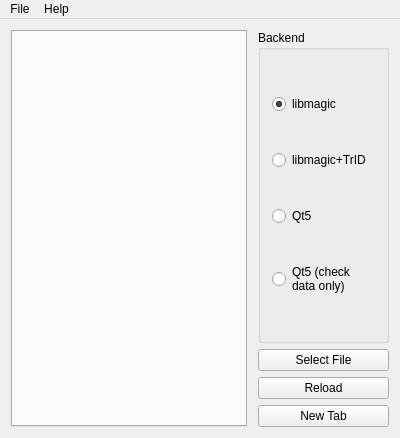
Old version of the form fileinsight.ui in the repository jlu5/FileInsight.
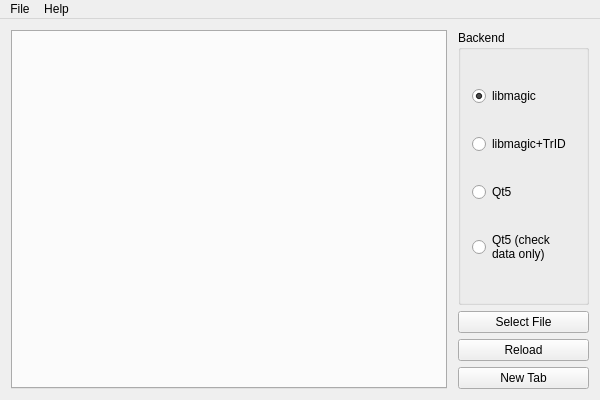
New version of the form.

Commit message: Adjust default window size & min. size for icon display

What changed in the file:
```diff
--- a/fileinsight.ui
+++ b/fileinsight.ui
@@ -6,8 +6,8 @@
    <rect>
     <x>0</x>
     <y>0</y>
-    <width>400</width>
-    <height>438</height>
+    <width>600</width>
+    <height>400</height>
    </rect>
   </property>
   <property name="windowTitle">
@@ -113,7 +113,7 @@
     <rect>
      <x>0</x>
      <y>0</y>
-     <width>400</width>
+     <width>600</width>
      <height>21</height>
     </rect>
    </property>
```
The commit also changes 1 other file.
